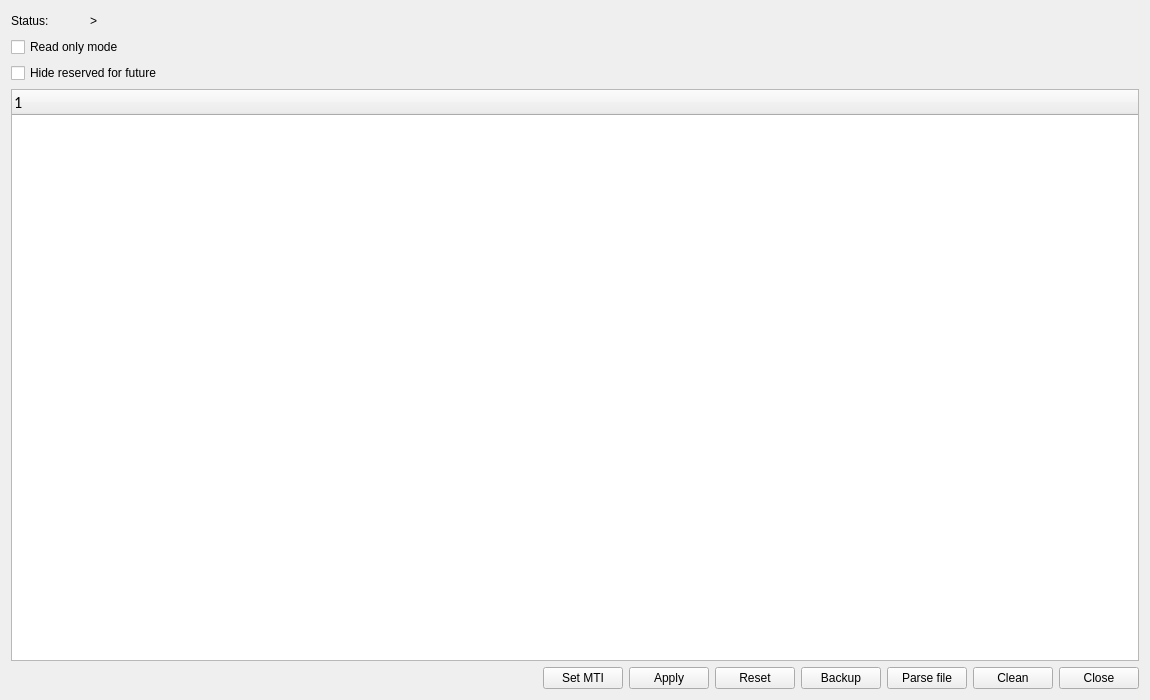
Old version of the form common/gui/forms/spec.ui in the repository FedorIvanov37/sv-terminal.
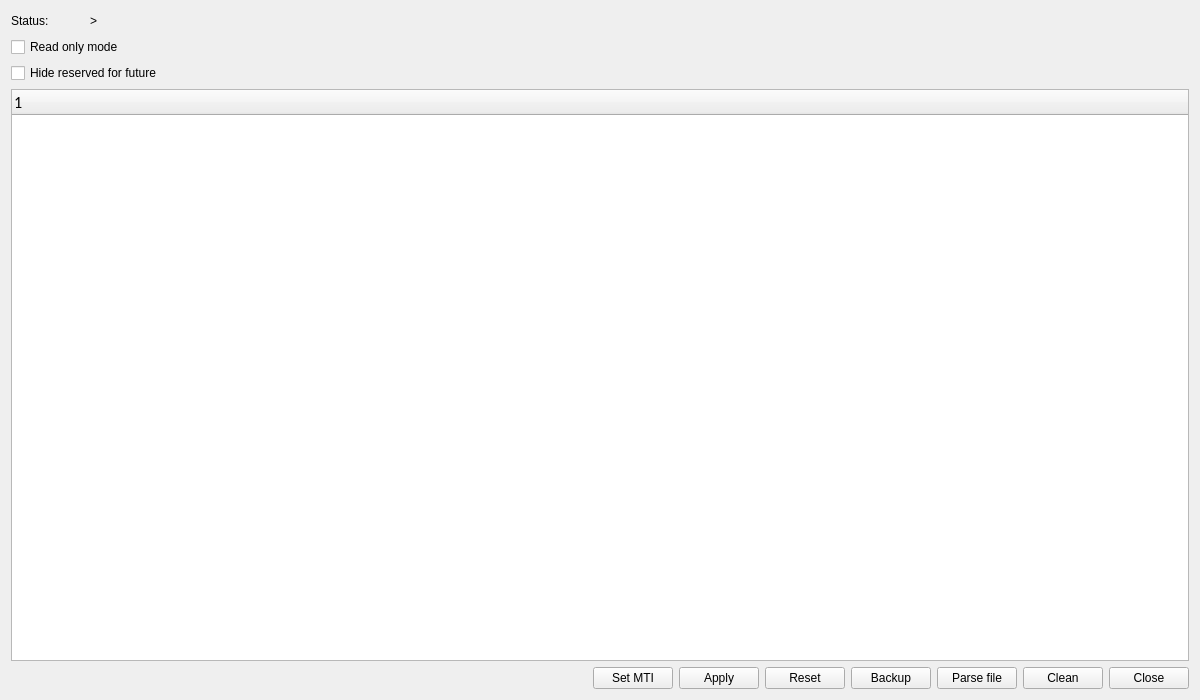
New version of the form.

Patch:
```diff
--- a/common/gui/forms/spec.ui
+++ b/common/gui/forms/spec.ui
@@ -6,7 +6,7 @@
    <rect>
     <x>0</x>
     <y>0</y>
-    <width>1150</width>
+    <width>1200</width>
     <height>700</height>
    </rect>
   </property>
@@ -18,13 +18,13 @@
   </property>
   <property name="minimumSize">
    <size>
-    <width>1150</width>
+    <width>1200</width>
     <height>700</height>
    </size>
   </property>
   <property name="maximumSize">
    <size>
-    <width>1150</width>
+    <width>1200</width>
     <height>700</height>
    </size>
   </property>
@@ -112,6 +112,11 @@
      <property name="allColumnsShowFocus">
       <bool>true</bool>
      </property>
+     <column>
+      <property name="text">
+       <string notr="true">1</string>
+      </property>
+     </column>
     </widget>
    </item>
    <item row="4" column="0" colspan="2">
```
